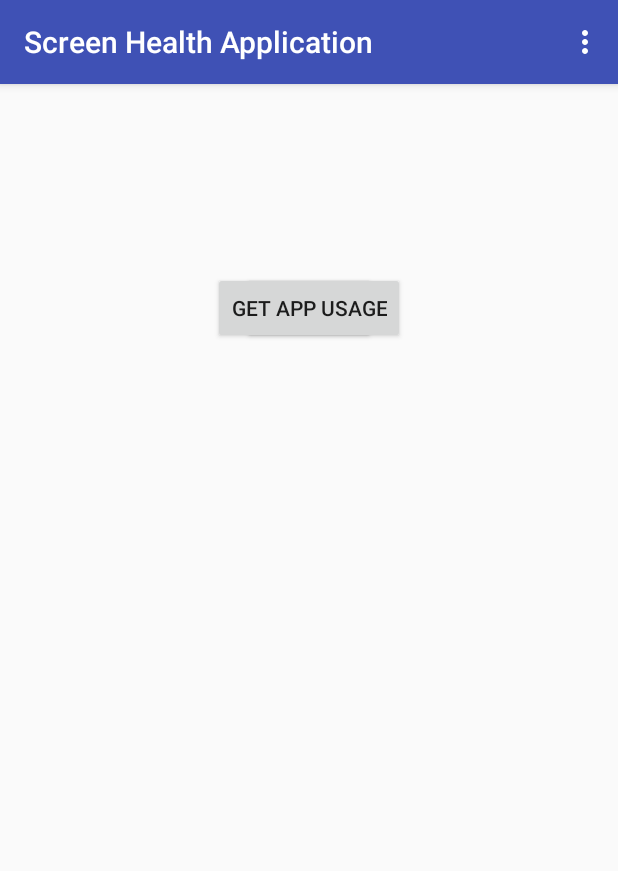
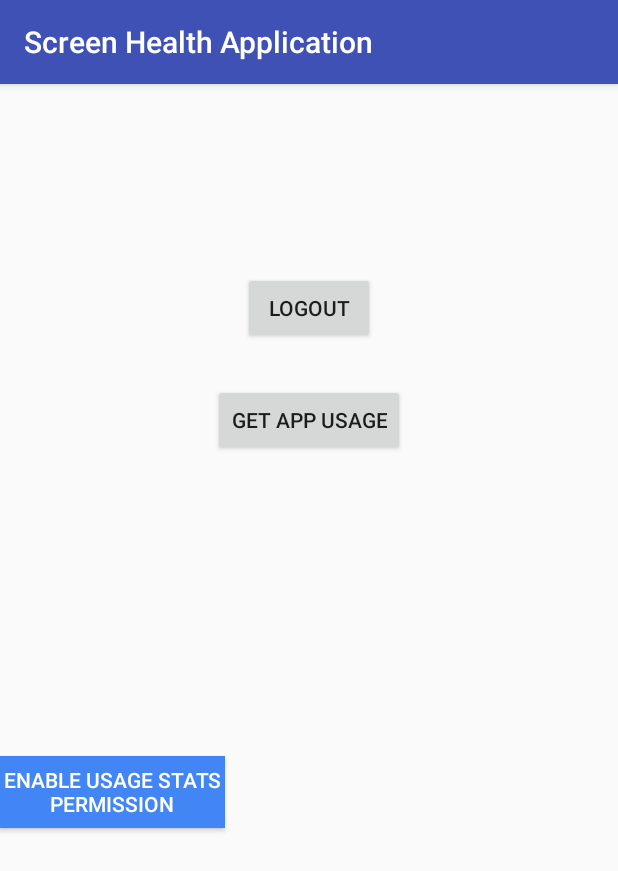
Before and after one commit to jcampb98/HonoursProjectApp, an Android app: the screen it shows after launch (Home), after a tap on "GET APP USAGE", on a phone screen of 412 x 824 dp. Shown: the top 871 px of the screen. Run offline under Robolectric (Android 15) with nearby library versions, the phone set to English and light mode, and no system bars.

Commit message:
implemented the app usage feature and got it to display the app name and the icons
Signed-off-by: jcampb98 <caboose768@gmail.com>

```diff
--- a/app/src/main/java/com/razormist/simpleregistrationandloginapplication/Home.java
+++ b/app/src/main/java/com/razormist/simpleregistrationandloginapplication/Home.java
@@ -1,68 +1,82 @@
 package com.razormist.simpleregistrationandloginapplication;
 
 
+import android.app.AppOpsManager;
+import android.app.usage.UsageStats;
+import android.app.usage.UsageStatsManager;
+import android.content.Context;
 import android.content.DialogInterface;
 import android.content.Intent;
+import android.content.pm.ApplicationInfo;
+import android.content.pm.PackageManager;
+import android.graphics.drawable.Drawable;
 import android.os.Build;
 import android.os.Bundle;
 import android.provider.Settings;
 import android.support.annotation.RequiresApi;
 import android.support.v7.app.AlertDialog;
 import android.support.v7.app.AppCompatActivity;
-import android.view.Menu;
-import android.view.MenuItem;
 import android.view.View;
 import android.widget.Button;
+import android.widget.ListView;
+import android.widget.TextView;
 import android.widget.Toast;
 
+import java.util.ArrayList;
+import java.util.Collections;
+import java.util.List;
+import java.util.Map;
+import java.util.TreeMap;
+import java.util.concurrent.TimeUnit;
+import java.util.stream.Collectors;
+
+import static android.app.AppOpsManager.MODE_ALLOWED;
+import static android.app.AppOpsManager.OPSTR_GET_USAGE_STATS;
+
 @RequiresApi(api = Build.VERSION_CODES.LOLLIPOP)
-public class Home extends AppCompatActivity implements View.OnClickListener {
-    Button logout, statsBtn;
+public class Home extends AppCompatActivity {
+    Button enableBtn,logout, show_statsBtn;
+    TextView usageTv;
+    ListView appsList;
 
+    @RequiresApi(api = Build.VERSION_CODES.N)
     @Override
     protected void onCreate(Bundle savedInstanceState) {
         super.onCreate(savedInstanceState);
         setContentView(R.layout.activity_home);
 
         logout = (Button) findViewById(R.id.buttonLogout);
+        show_statsBtn = (Button) findViewById(R.id.show_stats_btn);
+        enableBtn = (Button) findViewById(R.id.enable_btn);
+        usageTv = (TextView) findViewById(R.id.usage_tv);
+        appsList = (ListView) findViewById(R.id.apps_list);
 
-        if(UserStats.getUsageStatsList(this).isEmpty()) {
-            Intent intent = new Intent(Settings.ACTION_USAGE_ACCESS_SETTINGS);
-            startActivity(intent);
-        }
-
-        statsBtn = (Button) findViewById(R.id.stats_btn);
-        statsBtn.setOnClickListener(view -> UserStats.printCurrentUsageStatus(Home.this));
+        this.loadStatistics();
     }
 
+    // each time the application gets in foreground -> getGrantStatus and render the corresponding buttons
+    @RequiresApi(api = Build.VERSION_CODES.N)
     @Override
-    public boolean onCreateOptionsMenu(Menu menu) {
-        // Inflate the menu; this adds items to the action bar if it is present.
-        getMenuInflater().inflate(R.menu.menu_main, menu);
-        return true;
+    protected void onStart() {
+        super.onStart();
+        if (getGrantStatus()) {
+            show_statsBtn.setOnClickListener(view -> loadStatistics());
+        }
+        else {
+            enableBtn.setOnClickListener(view -> {
+                startActivity(new Intent(Settings.ACTION_USAGE_ACCESS_SETTINGS));
+            });
+        }
     }
 
-    @Override
-    public boolean onOptionsItemSelected(MenuItem item) {
-        // Handle action bar item clicks here. The action bar will
-        // automatically handle clicks on the Home/Up button, so long
-        // as you specify a parent activity in AndroidManifest.xml.
-        int id = item.getItemId();
-
-        //noinspection SimplifiableIfStatement
-        if (id == R.id.action_settings) {
-            return true;
-        }
-
-        return super.onOptionsItemSelected(item);
-    }
-
+    /*
     public void onClick(View v) {
-        //Checks for exit button
+        //Checks for logout button
         if(v == logout){
             showtbDialog();
         }
     }
+
 
     private void showtbDialog()
     {
@@ -87,4 +101,119 @@ public class Home extends AppCompatActivity implements View.OnClickListener {
         AlertDialog alert = builder.create();
         alert.show();
     }
+    */
+
+    /**
+     * load the usage stats for last 24h
+     */
+    @RequiresApi(api = Build.VERSION_CODES.N)
+    public void loadStatistics() {
+        UsageStatsManager usm = (UsageStatsManager) this.getSystemService(USAGE_STATS_SERVICE);
+        List<UsageStats> appList = usm.queryUsageStats(UsageStatsManager.INTERVAL_DAILY,  System.currentTimeMillis() - 1000*3600*24,  System.currentTimeMillis());
+        appList = appList.stream().filter(app -> app.getTotalTimeInForeground() > 0).collect(Collectors.toList());
+
+        // Group the usageStats by application and sort them by total time in foreground
+        if (appList.size() > 0) {
+            Map<String, UsageStats> mySortedMap = new TreeMap<>();
+            for (UsageStats usageStats : appList) {
+                mySortedMap.put(usageStats.getPackageName(), usageStats);
+            }
+            showAppsUsage(mySortedMap);
+        }
+    }
+
+    @RequiresApi(api = Build.VERSION_CODES.N)
+    public void showAppsUsage(Map<String, UsageStats> mySortedMap) {
+        //public void showAppsUsage(List<UsageStats> usageStatsList) {
+        ArrayList<App> appsList = new ArrayList<>();
+        ArrayList<UsageStats> usageStatsList = new ArrayList<>(mySortedMap.values());
+
+        // sort the applications by time spent in foreground
+        Collections.sort(usageStatsList, (z1, z2) -> Long.compare(z1.getTotalTimeInForeground(), z2.getTotalTimeInForeground()));
+
+        // get total time of apps usage to calculate the usagePercentage for each app
+        long totalTime = usageStatsList.stream().map(UsageStats::getTotalTimeInForeground).mapToLong(Long::longValue).sum();
+
+        //fill the appsList
+        for (UsageStats usageStats : usageStatsList) {
+            try {
+                String packageName;
+                packageName = usageStats.getPackageName();
+                Drawable icon = getDrawable(R.drawable.no_images);
+                String[] packageNames = packageName.split("\\.");
+                String appName = packageNames[packageNames.length-1].trim();
+
+                if(isAppInfoAvailable(usageStats)){
+                    ApplicationInfo ai = getApplicationContext().getPackageManager().getApplicationInfo(packageName, 0);
+                    icon = getApplicationContext().getPackageManager().getApplicationIcon(ai);
+                    appName = getApplicationContext().getPackageManager().getApplicationLabel(ai).toString();
+                }
+
+                String usageDuration = getDurationBreakdown(usageStats.getTotalTimeInForeground());
+                int usagePercentage = (int) (usageStats.getTotalTimeInForeground() * 100 / totalTime);
+
+                App usageStatDTO = new App(icon, appName, usagePercentage, usageDuration);
+                appsList.add(usageStatDTO);
+            } catch (PackageManager.NameNotFoundException e) {
+                e.printStackTrace();
+            }
+        }
+
+        // reverse the list to get most usage first
+        Collections.reverse(appsList);
+        // build the adapter
+        AppListAdapter adapter = new AppListAdapter(this, appsList);
+
+        // attach the adapter to a ListView
+        ListView listView = (ListView) findViewById(R.id.apps_list);
+        listView.setAdapter(adapter);
+    }
+
+    /**
+     * check if PACKAGE_USAGE_STATS permission is aloowed for this application
+     * @return true if permission granted
+     */
+    @RequiresApi(api = Build.VERSION_CODES.M)
+    private boolean getGrantStatus() {
+        AppOpsManager appOps = (AppOpsManager) getApplicationContext()
+                .getSystemService(Context.APP_OPS_SERVICE);
+
+        int mode = appOps.checkOpNoThrow(OPSTR_GET_USAGE_STATS,
+                android.os.Process.myUid(), getApplicationContext().getPackageName());
+
+        if (mode == AppOpsManager.MODE_DEFAULT) {
+            return (getApplicationContext().checkCallingOrSelfPermission(android.Manifest.permission.PACKAGE_USAGE_STATS) == PackageManager.PERMISSION_GRANTED);
+        } else {
+            return (mode == MODE_ALLOWED);
+        }
+    }
+
+    /**
+     * helper method to get string in format hh:mm:ss from miliseconds
+     *
+     * @param millis (application time in foreground)
+     * @return string in format hh:mm:ss from miliseconds
+     */
+    private String getDurationBreakdown(long millis) {
+        if (millis < 0) {
+            throw new IllegalArgumentException("Duration must be greater than zero!");
+        }
+
+        long hours = TimeUnit.MILLISECONDS.toHours(millis);
+        millis -= TimeUnit.HOURS.toMillis(hours);
+        long minutes = TimeUnit.MILLISECONDS.toMinutes(millis);
+        millis -= TimeUnit.MINUTES.toMillis(minutes);
+        long seconds = TimeUnit.MILLISECONDS.toSeconds(millis);
+
+        return (hours + " h " +  minutes + " m " + seconds + " s");
+    }
+
+    private boolean isAppInfoAvailable(UsageStats usageStats) {
+        try {
+            getApplicationContext().getPackageManager().getApplicationInfo(usageStats.getPackageName(), 0);
+            return true;
+        } catch (PackageManager.NameNotFoundException e) {
+            return false;
+        }
+    }
 }
--- a/app/src/main/java/com/razormist/simpleregistrationandloginapplication/UserStats.java
+++ /dev/null
@@ -1,73 +0,0 @@
-package com.razormist.simpleregistrationandloginapplication;
-
-import android.app.usage.UsageEvents;
-import android.app.usage.UsageStats;
-import android.app.usage.UsageStatsManager;
-import android.content.Context;
-import android.os.Build;
-import android.support.annotation.RequiresApi;
-import android.util.Log;
-
-import java.text.SimpleDateFormat;
-import java.util.Calendar;
-import java.util.List;
-
-@RequiresApi(api = Build.VERSION_CODES.LOLLIPOP)
-public class UserStats {
-    private static final SimpleDateFormat dateFormat = new SimpleDateFormat("M-d-yyyy HH:mm:ss");
-    public static final String TAG = UserStats.class.getSimpleName();
-
-    @SuppressWarnings("ResourceType")
-    public static void getStats(Context context){
-        UsageStatsManager usm = (UsageStatsManager) context.getSystemService("usagestats");
-        int interval = UsageStatsManager.INTERVAL_YEARLY;
-        Calendar calendar = Calendar.getInstance();
-        long endTime = calendar.getTimeInMillis();
-        calendar.add(Calendar.YEAR, -1);
-        long startTime = calendar.getTimeInMillis();
-
-        Log.d(TAG, "Range start:" + dateFormat.format(startTime) );
-        Log.d(TAG, "Range end:" + dateFormat.format(endTime));
-
-        UsageEvents uEvents = usm.queryEvents(startTime,endTime);
-        while (uEvents.hasNextEvent()){
-            UsageEvents.Event e = new UsageEvents.Event();
-            uEvents.getNextEvent(e);
-
-            if (e != null){
-                Log.d(TAG, "Event: " + e.getPackageName() + "\t" +  e.getTimeStamp());
-            }
-        }
-    }
-
-    public static List<UsageStats> getUsageStatsList(Context context) {
-        UsageStatsManager usm = getUsageStatsManager(context);
-        Calendar calendar = Calendar.getInstance();
-        long endTime = calendar.getTimeInMillis();
-        calendar.add(Calendar.YEAR, -1);
-        long startTime = calendar.getTimeInMillis();
-
-        Log.d(TAG, "Range start:" + dateFormat.format(startTime) );
-        Log.d(TAG, "Range end:" + dateFormat.format(endTime));
-
-        List<UsageStats> usageStatsList = usm.queryUsageStats(UsageStatsManager.INTERVAL_DAILY,startTime,endTime);
-        return usageStatsList;
-    }
-
-    public static void printUsageStats(List<UsageStats> usageStatsList){
-        for (UsageStats u : usageStatsList){
-            Log.d(TAG, "Pkg: " + u.getPackageName() +  "\t" + "ForegroundTime: "
-                    + u.getTotalTimeInForeground()) ;
-        }
-
-    }
-
-    public static void printCurrentUsageStatus(Context context){
-        printUsageStats(getUsageStatsList(context));
-    }
-    @SuppressWarnings("ResourceType")
-    private static UsageStatsManager getUsageStatsManager(Context context){
-        UsageStatsManager usm = (UsageStatsManager) context.getSystemService("usagestats");
-        return usm;
-    }
-}
--- a/app/src/main/res/layout/activity_home.xml
+++ b/app/src/main/res/layout/activity_home.xml
@@ -21,8 +21,35 @@
         android:layout_height="wrap_content"
         android:layout_alignParentTop="true"
         android:layout_centerHorizontal="true"
-        android:layout_marginTop="125dp"
+        android:layout_marginTop="200dp"
         android:layout_below="@id/buttonLogout"
-        android:id="@+id/stats_btn" />
+        android:id="@+id/show_stats_btn" />
+
+    <Button
+        android:id="@+id/enable_btn"
+        android:layout_width="150dp"
+        android:layout_gravity="center_horizontal"
+        android:textColor="#fff"
+        android:background="#4285f4"
+        android:layout_height="wrap_content"
+        android:layout_below="@id/show_stats_btn"
+        android:layout_marginTop="200dp"
+        android:text="Enable Usage Stats Permission" />
+
+    <TextView
+        android:id="@+id/usage_tv"
+        android:visibility="gone"
+        android:layout_width="match_parent"
+        android:layout_height="wrap_content"
+        android:textAlignment="center"
+        android:padding="20dp"
+        android:text="Your Apps Usage For Last 24 Hours"
+        android:gravity="center_horizontal" />
+
+    <ListView
+        android:visibility="gone"
+        android:id="@+id/apps_list"
+        android:layout_width="match_parent"
+        android:layout_height="match_parent" />
 
 </RelativeLayout>
```
Also changed, not shown: app/src/main/java/com/razormist/simpleregistrationandloginapplication/App.java (added, +17 -0 lines), app/src/main/java/com/razormist/simpleregistrationandloginapplication/AppListAdapter.java (added, +47 -0 lines), app/src/main/res/layout/app_list.xml (added, +71 -0 lines).
